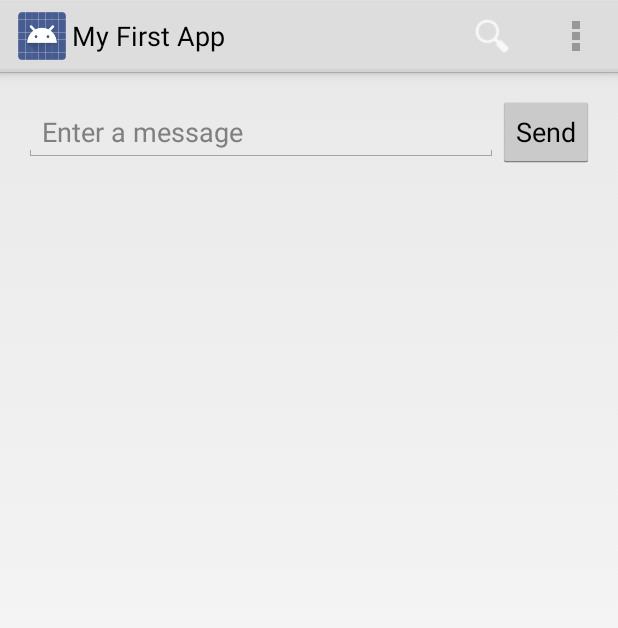
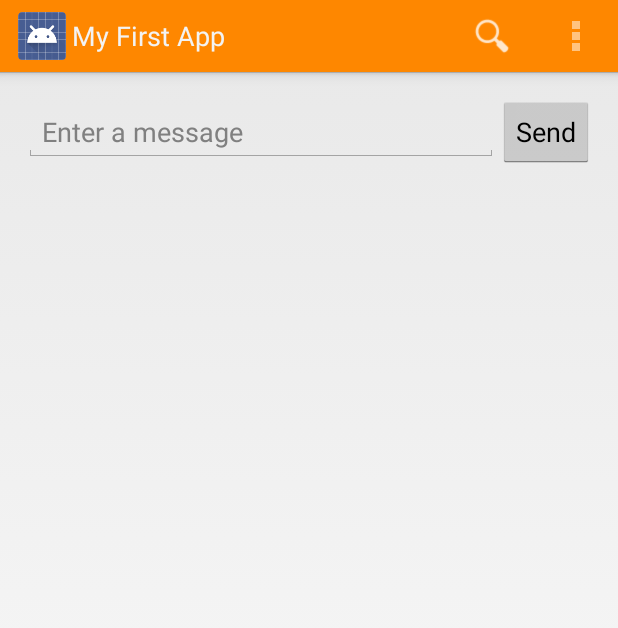
Before and after one commit to jhartshorn/AndroidDevTutorial, an Android app: the screen it shows after launch (MainActivity), on a phone screen of 412 x 824 dp. Shown: the top 628 px of the screen. Run offline under Robolectric (Android 15) with nearby library versions, the phone set to English and light mode, and no system bars.

Commit message:
Added orange background to ActionBar

```diff
--- a/app/src/main/AndroidManifest.xml
+++ b/app/src/main/AndroidManifest.xml
@@ -6,7 +6,7 @@
         android:allowBackup="true"
         android:icon="@drawable/ic_launcher"
         android:label="@string/app_name"
-        android:theme="@android:style/Theme.Holo.Light" >
+        android:theme="@style/CustomActionBarTheme" >
         <activity
             android:name="com.example.james.myfirstapp.MainActivity"
             android:label="@string/app_name" >
--- a/app/src/main/res/values/styles.xml
+++ b/app/src/main/res/values/styles.xml
@@ -1,8 +1,14 @@
+<?xml version="1.0" encoding="utf-8"?>
 <resources>
-
-    <!-- Base application theme. -->
-    <style name="AppTheme" parent="Theme.AppCompat.Light.DarkActionBar">
-        <!-- Customize your theme here. -->
+    <!-- the theme applied to the application or activity -->
+    <style name="CustomActionBarTheme"
+        parent="@android:style/Theme.Holo.Light.DarkActionBar">
+        <item name="android:actionBarStyle">@style/MyActionBar</item>
     </style>
 
+    <!-- ActionBar styles -->
+    <style name="MyActionBar"
+        parent="@android:style/Widget.Holo.Light.ActionBar.Solid.Inverse">
+        <item name="android:background">@drawable/actionbar_background</item>
+    </style>
 </resources>
```
Also changed, not shown: app/src/main/res/drawable/actionbar_background.png (added).
